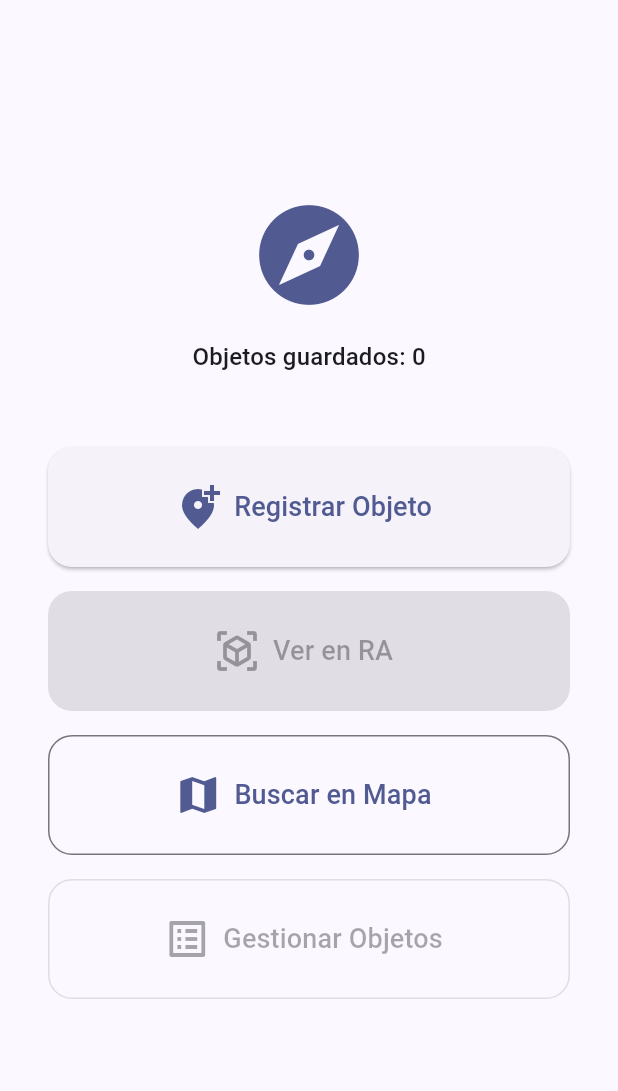
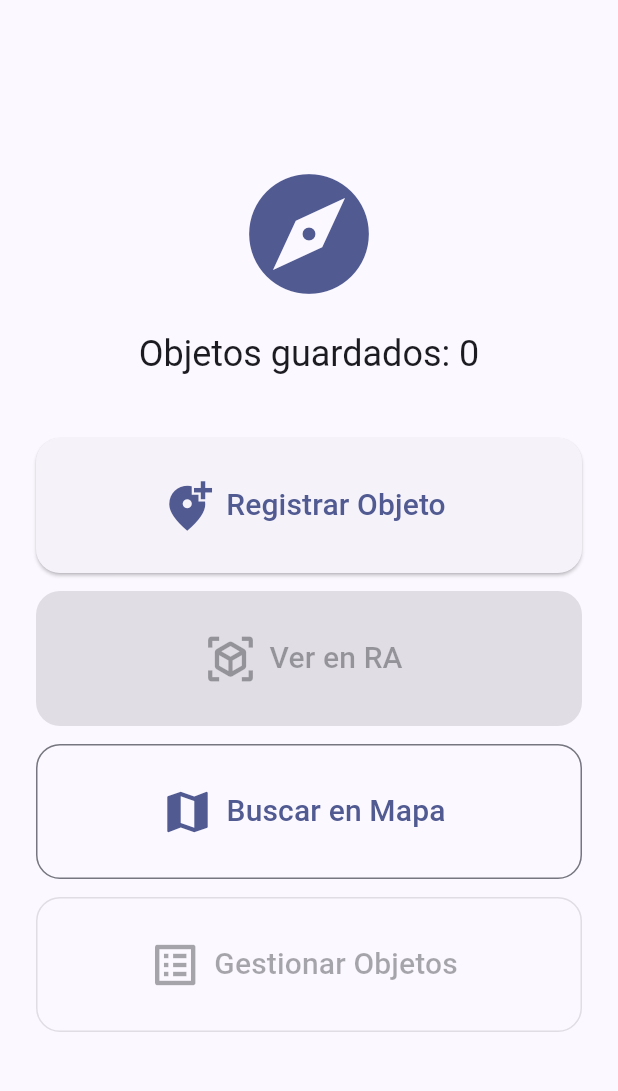
Before and after one commit to antoniodlm96/Locate, a Flutter app: the screen it shows after launch, on a phone screen of 412 x 824 dp, the part 63-1154 px from its top. Run offline on Flutter 3.47's test engine with Material 3 defaults, Android fonts, the phone set to English and light mode, and no system bars; our stand-ins replace camera, flutter_map, geocoding, geolocator, latlong2, sensors_plus and 1 more; accounts and stored records are empty.

Commit message:
Aumentar tamaño de UI en todas las pantallas
- HomeScreen: icono 80→96, botones 80→90, iconos 32→36, texto 18→20
- RegisterObjectScreen: iconos grid 36→44, texto 12→14, botón guardar 56→60
- ManageObjectsScreen: iconos edit/delete 20→24, placeholder 64→80
- ARViewScreen: lista 120→140, items 100→120, iconos 24→28
- MapScreen: marcadores y barra de búsqueda más grandes

```diff
--- a/lib/screens/home_screen.dart
+++ b/lib/screens/home_screen.dart
@@ -92,24 +92,24 @@ class _HomeScreenState extends State<HomeScreen> {
       ),
       body: Center(
         child: Padding(
-          padding: const EdgeInsets.all(32),
+          padding: const EdgeInsets.all(24),
           child: Column(
             mainAxisAlignment: MainAxisAlignment.center,
             children: [
-              Icon(Icons.explore, size: 80, color: theme.colorScheme.primary),
+              Icon(Icons.explore, size: 96, color: theme.colorScheme.primary),
               const SizedBox(height: 16),
               Text(
                 'Objetos guardados: $_objectCount',
-                style: theme.textTheme.titleMedium,
+                style: theme.textTheme.headlineSmall,
               ),
-              const SizedBox(height: 48),
+              const SizedBox(height: 40),
               SizedBox(
                 width: double.infinity,
-                height: 80,
+                height: 90,
                 child: ElevatedButton.icon(
                   onPressed: () => _navigate(context, const RegisterObjectScreen()),
-                  icon: const Icon(Icons.add_location_alt, size: 32),
-                  label: const Text('Registrar Objeto', style: TextStyle(fontSize: 18)),
+                  icon: const Icon(Icons.add_location_alt, size: 36),
+                  label: const Text('Registrar Objeto', style: TextStyle(fontSize: 20)),
                   style: ElevatedButton.styleFrom(
                     shape: RoundedRectangleBorder(
                       borderRadius: BorderRadius.circular(16),
@@ -117,16 +117,16 @@ class _HomeScreenState extends State<HomeScreen> {
                   ),
                 ),
               ),
-              const SizedBox(height: 16),
+              const SizedBox(height: 12),
               SizedBox(
                 width: double.infinity,
-                height: 80,
+                height: 90,
                 child: ElevatedButton.icon(
                   onPressed: _objectCount > 0
                       ? () => _navigate(context, const ARViewScreen())
                       : null,
-                  icon: const Icon(Icons.view_in_ar, size: 32),
-                  label: const Text('Ver en RA', style: TextStyle(fontSize: 18)),
+                  icon: const Icon(Icons.view_in_ar, size: 36),
+                  label: const Text('Ver en RA', style: TextStyle(fontSize: 20)),
                   style: ElevatedButton.styleFrom(
                     shape: RoundedRectangleBorder(
                       borderRadius: BorderRadius.circular(16),
@@ -134,14 +134,14 @@ class _HomeScreenState extends State<HomeScreen> {
                   ),
                 ),
               ),
-              const SizedBox(height: 16),
+              const SizedBox(height: 12),
               SizedBox(
                 width: double.infinity,
-                height: 80,
+                height: 90,
                 child: OutlinedButton.icon(
                   onPressed: () => _navigate(context, const MapScreen()),
-                  icon: const Icon(Icons.map, size: 32),
-                  label: const Text('Buscar en Mapa', style: TextStyle(fontSize: 18)),
+                  icon: const Icon(Icons.map, size: 36),
+                  label: const Text('Buscar en Mapa', style: TextStyle(fontSize: 20)),
                   style: OutlinedButton.styleFrom(
                     shape: RoundedRectangleBorder(
                       borderRadius: BorderRadius.circular(16),
@@ -149,16 +149,16 @@ class _HomeScreenState extends State<HomeScreen> {
                   ),
                 ),
               ),
-              const SizedBox(height: 16),
+              const SizedBox(height: 12),
               SizedBox(
                 width: double.infinity,
-                height: 80,
+                height: 90,
                 child: OutlinedButton.icon(
                   onPressed: _objectCount > 0
                       ? () => _navigate(context, const ManageObjectsScreen())
                       : null,
-                  icon: const Icon(Icons.list_alt, size: 32),
-                  label: const Text('Gestionar Objetos', style: TextStyle(fontSize: 18)),
+                  icon: const Icon(Icons.list_alt, size: 36),
+                  label: const Text('Gestionar Objetos', style: TextStyle(fontSize: 20)),
                   style: OutlinedButton.styleFrom(
                     shape: RoundedRectangleBorder(
                       borderRadius: BorderRadius.circular(16),
--- a/lib/services/compass_service.dart
+++ b/lib/services/compass_service.dart
@@ -14,7 +14,7 @@ class CompassService {
 
   double _filteredHeading = -1;
   double _lastEmitted = -1;
-  static const double _smoothing = 0.08;
+  static const double _smoothing = 0.3;
   static const double _deadZone = 0.5;
   DateTime _lastEmitTime = DateTime(2000);
 
```
Also changed, not shown: lib/screens/ar_view_screen.dart (+11 -90 lines), lib/screens/manage_objects_screen.dart (+9 -9 lines), lib/screens/map_screen.dart (+11 -11 lines), lib/screens/register_object_screen.dart (+12 -12 lines), lib/widgets/ar_painter.dart (+8 -5 lines).
